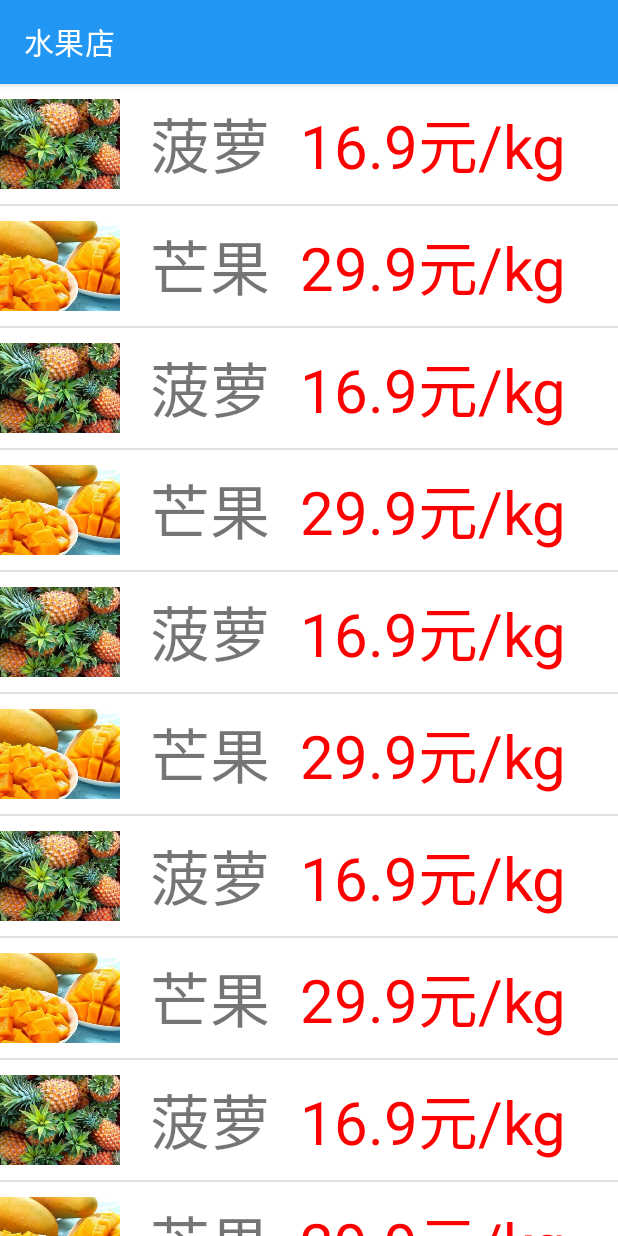
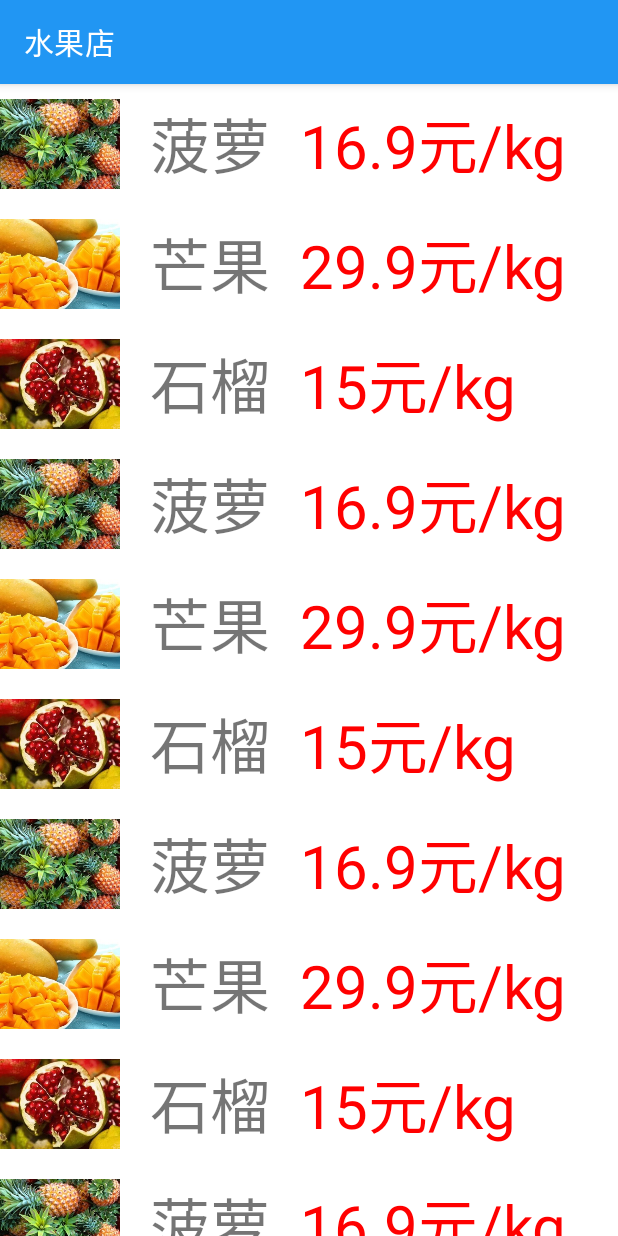
Before and after one commit to FlowPeakFish/class08project, an Android app: the screen it shows after launch (FruitActivity before the commit, RecyclerFruitActivity after it), on a phone screen of 412 x 824 dp. Run offline under Robolectric (Android 15) with nearby library versions, the phone set to English and light mode, and no system bars.

Commit message:
vertical fruit recycler view

```diff
--- a/app/build.gradle
+++ b/app/build.gradle
@@ -28,10 +28,10 @@ android {
 }
 
 dependencies {
-    implementation 'androidx.appcompat:appcompat:1.5.0'
+    implementation 'androidx.appcompat:appcompat:1.5.1'
     implementation 'com.google.android.material:material:1.6.1'
     implementation 'androidx.constraintlayout:constraintlayout:2.1.4'
-    implementation 'org.projectlombok:lombok:1.18.22'
+    implementation 'androidx.recyclerview:recyclerview:1.2.1'
     annotationProcessor 'org.projectlombok:lombok:1.18.24'
     testImplementation 'junit:junit:4.13.2'
     androidTestImplementation 'androidx.test.ext:junit:1.1.3'
--- a/app/src/main/AndroidManifest.xml
+++ b/app/src/main/AndroidManifest.xml
@@ -20,13 +20,16 @@
             android:theme="@style/Theme.Class08project"
             tools:targetApi="31">
         <activity
-                android:name=".FruitActivity"
+                android:name=".RecyclerFruitActivity"
                 android:exported="true">
             <intent-filter>
                 <action android:name="android.intent.action.MAIN"/>
-
                 <category android:name="android.intent.category.LAUNCHER"/>
             </intent-filter>
+        </activity>
+        <activity
+                android:name=".FruitActivity"
+                android:exported="true">
         </activity>
         <activity
                 android:name=".ListViewActivity"
--- a/app/src/main/java/cn/fengyu/class08project/FruitActivity.java
+++ b/app/src/main/java/cn/fengyu/class08project/FruitActivity.java
@@ -4,6 +4,7 @@ import android.view.View;
 import android.widget.*;
 import androidx.appcompat.app.AppCompatActivity;
 import android.os.Bundle;
+import cn.fengyu.class08project.adapter.FruitAdapter;
 import cn.fengyu.class08project.entity.Fruit;
 
 import java.util.ArrayList;
--- /dev/null
+++ b/app/src/main/java/cn/fengyu/class08project/RecyclerFruitActivity.java
@@ -0,0 +1,46 @@
+package cn.fengyu.class08project;
+
+import androidx.appcompat.app.AppCompatActivity;
+import android.os.Bundle;
+import androidx.recyclerview.widget.LinearLayoutManager;
+import androidx.recyclerview.widget.RecyclerView;
+import cn.fengyu.class08project.adapter.FruitRecyclerAdapter;
+import cn.fengyu.class08project.entity.Fruit;
+
+import java.util.ArrayList;
+import java.util.List;
+
+public class RecyclerFruitActivity extends AppCompatActivity {
+    // 1、定义
+    RecyclerView recyclerView;
+
+    @Override
+    protected void onCreate(Bundle savedInstanceState) {
+        super.onCreate(savedInstanceState);
+        setContentView(R.layout.activity_recycler_fruit_actitivy);
+        // 2、绑定（声明）
+        recyclerView = findViewById(R.id.recycler_view);
+
+        // 3、准备数据
+        // 动态数组准备数据
+        List<Fruit> fruitList = new ArrayList<>();
+        for (int i = 0; i < 20; i++) {
+            Fruit pineApple = new Fruit(R.drawable.pineapple, "菠萝", "16.9元/kg");
+            fruitList.add(pineApple);
+            fruitList.add(new Fruit(R.drawable.mango, "芒果", "29.9元/kg"));
+            Fruit.Builder builder = new Fruit.Builder();
+            Fruit pomegranate = builder.imageId(R.drawable.pomegranate)
+                    .name("石榴").price("15元/kg").build();
+            fruitList.add(pomegranate);
+        }
+
+        // 4、配置适配器
+        // 参数1：数据源
+        FruitRecyclerAdapter adapter = new FruitRecyclerAdapter(fruitList);
+        // 5、创建布局管理器
+        LinearLayoutManager manager = new LinearLayoutManager(RecyclerFruitActivity.this);
+
+        recyclerView.setLayoutManager(manager);
+        recyclerView.setAdapter(adapter);
+    }
+}
--- a/app/src/main/java/cn/fengyu/class08project/FruitAdapter.java
+++ b/app/src/main/java/cn/fengyu/class08project/adapter/FruitAdapter.java
@@ -1,4 +1,4 @@
-package cn.fengyu.class08project;
+package cn.fengyu.class08project.adapter;
 
 import android.content.Context;
 import android.view.LayoutInflater;
@@ -9,6 +9,7 @@ import android.widget.ImageView;
 import android.widget.TextView;
 import androidx.annotation.NonNull;
 import androidx.annotation.Nullable;
+import cn.fengyu.class08project.R;
 import cn.fengyu.class08project.entity.Fruit;
 
 import java.util.List;
--- /dev/null
+++ b/app/src/main/java/cn/fengyu/class08project/adapter/FruitRecyclerAdapter.java
@@ -0,0 +1,89 @@
+package cn.fengyu.class08project.adapter;
+
+import android.view.LayoutInflater;
+import android.view.View;
+import android.view.ViewGroup;
+import android.widget.ImageView;
+import android.widget.TextView;
+import androidx.annotation.NonNull;
+import androidx.recyclerview.widget.RecyclerView;
+import cn.fengyu.class08project.R;
+import cn.fengyu.class08project.entity.Fruit;
+import org.jetbrains.annotations.NotNull;
+
+import java.util.List;
+
+/**
+ * The type Fruit recycler adapter.
+ */
+public class FruitRecyclerAdapter extends RecyclerView.Adapter<FruitRecyclerAdapter.ViewHolder> {
+    private List<Fruit> mFruits;
+
+    public FruitRecyclerAdapter(List<Fruit> objects) {
+        mFruits = objects;
+    }
+
+    /**
+     * 创建ViewHolder对象，将加载出来的布局传入构造函数，最后将ViewHolder对象实例返回
+     * @param parent   The ViewGroup into which the new View will be added after it is bound to
+     *                 an adapter position.
+     * @param viewType The view type of the new View.
+     * @return ViewHolder对象实例
+     */
+    @Override
+    public FruitRecyclerAdapter.ViewHolder onCreateViewHolder(@NonNull @NotNull ViewGroup parent,
+                                                              int viewType) {
+        View fruitItem = LayoutInflater.from(parent.getContext()).inflate(R.layout.fruit_item,
+                parent, false);
+        return new ViewHolder(fruitItem);
+    }
+
+    /**
+     * 滚到到屏幕中间的子项，通过position获取对应的对象，设置图片和文字
+     * @param holder   The ViewHolder which should be updated to represent the contents of the
+     *                 item at the given position in the data set.
+     * @param position The position of the item within the adapter's data set.
+     */
+    @Override
+    public void onBindViewHolder(@NonNull @NotNull FruitRecyclerAdapter.ViewHolder holder, int position) {
+        Fruit fruit = mFruits.get(position);
+        holder.fruitImage.setImageResource(fruit.getImageId());
+        holder.fruitName.setText(fruit.getName());
+        holder.fruitPrice.setText(fruit.getPrice());
+    }
+
+    @Override
+    public int getItemCount() {
+        return mFruits.size();
+    }
+
+    /**
+     * The type View holder.
+     */
+    public class ViewHolder extends RecyclerView.ViewHolder {
+        /**
+         * The Fruit image.
+         */
+        ImageView fruitImage;
+        /**
+         * The Fruit name.
+         */
+        TextView fruitName;
+        /**
+         * The Fruit price.
+         */
+        TextView fruitPrice;
+
+        /**
+         * View holder.构造方法
+         *
+         * @param fruitItem 子视图（单个水果Item）
+         */
+        public ViewHolder(@NonNull @NotNull View fruitItem) {
+            super(fruitItem);
+            fruitImage = fruitItem.findViewById(R.id.fruit_image_view);
+            fruitName = fruitItem.findViewById(R.id.fruit_name);
+            fruitPrice = fruitItem.findViewById(R.id.fruit_price);
+        }
+    }
+}
--- /dev/null
+++ b/app/src/main/res/layout/activity_recycler_fruit_actitivy.xml
@@ -0,0 +1,14 @@
+<?xml version="1.0" encoding="utf-8"?>
+<LinearLayout
+        xmlns:android="http://schemas.android.com/apk/res/android"
+        xmlns:tools="http://schemas.android.com/tools"
+        android:layout_width="match_parent"
+        android:layout_height="match_parent"
+        android:orientation="vertical"
+        tools:context=".RecyclerFruitActivity">
+
+    <androidx.recyclerview.widget.RecyclerView
+            android:id="@+id/recycler_view"
+            android:layout_width="match_parent"
+            android:layout_height="match_parent"/>
+</LinearLayout>
```
